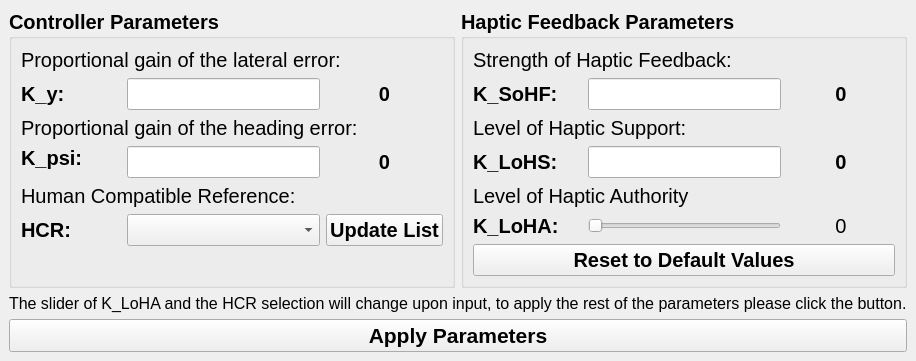
Qt form modules/feedbackcontroller/action/FDCA.ui (tud-hri/joan) before a commit.
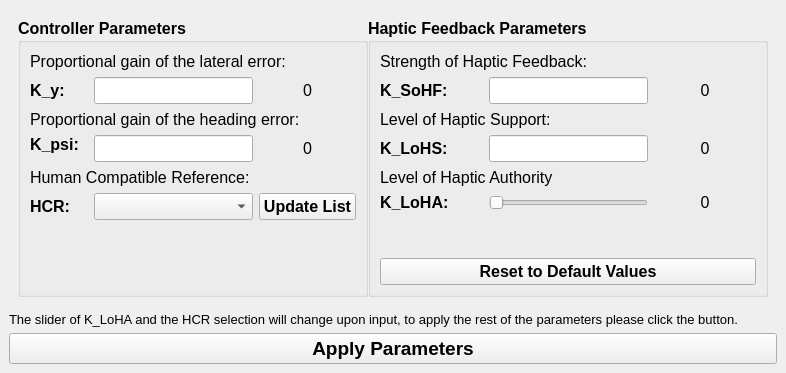
The same form after that commit.

Commit message: added UI for keyboard and overall layout

What changed in the file:
```diff
--- a/modules/feedbackcontroller/action/FDCA.ui
+++ b/modules/feedbackcontroller/action/FDCA.ui
@@ -6,8 +6,8 @@
    <rect>
     <x>0</x>
     <y>0</y>
-    <width>857</width>
-    <height>350</height>
+    <width>770</width>
+    <height>318</height>
    </rect>
   </property>
   <property name="windowTitle">
@@ -15,13 +15,95 @@
   </property>
   <widget class="QWidget" name="centralwidget">
    <layout class="QGridLayout" name="gridLayout_2">
+    <item row="2" column="0">
+     <widget class="QLabel" name="label_2">
+      <property name="sizePolicy">
+       <sizepolicy hsizetype="Minimum" vsizetype="Preferred">
+        <horstretch>0</horstretch>
+        <verstretch>0</verstretch>
+       </sizepolicy>
+      </property>
+      <property name="font">
+       <font>
+        <pointsize>10</pointsize>
+       </font>
+      </property>
+      <property name="text">
+       <string>The slider of K_LoHA and the HCR selection will change upon input, to apply the rest of the parameters please click the button.</string>
+      </property>
+     </widget>
+    </item>
+    <item row="3" column="0">
+     <widget class="QPushButton" name="btnApply">
+      <property name="sizePolicy">
+       <sizepolicy hsizetype="Preferred" vsizetype="Fixed">
+        <horstretch>0</horstretch>
+        <verstretch>0</verstretch>
+       </sizepolicy>
+      </property>
+      <property name="font">
+       <font>
+        <pointsize>14</pointsize>
+        <weight>75</weight>
+        <bold>true</bold>
+       </font>
+      </property>
+      <property name="styleSheet">
+       <string notr="true">QPushButton:pressed{ background-color: rgba(65, 155, 77, 204);}
+</string>
+      </property>
+      <property name="text">
+       <string>Apply Parameters</string>
+      </property>
+      <property name="autoDefault">
+       <bool>false</bool>
+      </property>
+      <property name="default">
+       <bool>false</bool>
+      </property>
+      <property name="flat">
+       <bool>false</bool>
+      </property>
+     </widget>
+    </item>
     <item row="1" column="0">
+     <widget class="QFrame" name="">
+      <property name="sizePolicy">
+       <sizepolicy hsizetype="Maximum" vsizetype="Preferred">
+        <horstretch>0</horstretch>
+        <verstretch>0</verstretch>
+       </sizepolicy>
+      </property>
      <layout class="QGridLayout" name="gridLayout">
+       <property name="sizeConstraint">
+        <enum>QLayout::SetFixedSize</enum>
+       </property>
+       <property name="spacing">
+        <number>0</number>
+       </property>
       <item row="0" column="2">
        <widget class="QGroupBox" name="groupHapticparam">
+         <property name="sizePolicy">
+          <sizepolicy hsizetype="Minimum" vsizetype="Preferred">
+           <horstretch>0</horstretch>
+           <verstretch>0</verstretch>
+          </sizepolicy>
+         </property>
+         <property name="minimumSize">
+          <size>
+           <width>400</width>
+           <height>0</height>
+          </size>
+         </property>
+         <property name="maximumSize">
+          <size>
+           <width>400</width>
+           <height>16777215</height>
+          </size>
+         </property>
         <property name="font">
          <font>
-          <pointsize>15</pointsize>
+           <pointsize>12</pointsize>
           <weight>75</weight>
           <bold>true</bold>
          </font>
@@ -36,7 +118,7 @@
             <widget class="QLabel" name="lblKsohftitle">
              <property name="font">
               <font>
-               <pointsize>15</pointsize>
+                <pointsize>12</pointsize>
                <weight>50</weight>
                <bold>false</bold>
               </font>
@@ -59,7 +141,7 @@
              </property>
              <property name="font">
               <font>
-               <pointsize>15</pointsize>
+                <pointsize>12</pointsize>
               </font>
              </property>
             </widget>
@@ -84,7 +166,7 @@
             <widget class="QLabel" name="lblKlohs">
              <property name="font">
               <font>
-               <pointsize>15</pointsize>
+                <pointsize>12</pointsize>
                <weight>75</weight>
                <bold>true</bold>
               </font>
@@ -98,7 +180,7 @@
             <widget class="QLabel" name="lblKsohf">
              <property name="font">
               <font>
-               <pointsize>15</pointsize>
+                <pointsize>12</pointsize>
                <weight>75</weight>
                <bold>true</bold>
               </font>
@@ -112,7 +194,7 @@
             <widget class="QLabel" name="lblKloha">
              <property name="font">
               <font>
-               <pointsize>15</pointsize>
+                <pointsize>12</pointsize>
                <weight>75</weight>
                <bold>true</bold>
               </font>
@@ -126,7 +208,7 @@
             <widget class="QLabel" name="lblKlohavalue">
              <property name="font">
               <font>
-               <pointsize>15</pointsize>
+                <pointsize>12</pointsize>
                <weight>50</weight>
                <bold>false</bold>
               </font>
@@ -149,7 +231,7 @@
              </property>
              <property name="font">
               <font>
-               <pointsize>15</pointsize>
+                <pointsize>12</pointsize>
               </font>
              </property>
             </widget>
@@ -158,7 +240,7 @@
             <widget class="QLabel" name="lblKlohatitle">
              <property name="font">
               <font>
-               <pointsize>15</pointsize>
+                <pointsize>12</pointsize>
                <weight>50</weight>
                <bold>false</bold>
               </font>
@@ -172,7 +254,7 @@
             <widget class="QLabel" name="lblKlohstitle">
              <property name="font">
               <font>
-               <pointsize>15</pointsize>
+                <pointsize>12</pointsize>
                <weight>50</weight>
                <bold>false</bold>
               </font>
@@ -186,7 +268,9 @@
             <widget class="QLabel" name="lblKsohfvalue">
              <property name="font">
               <font>
-               <pointsize>15</pointsize>
+                <pointsize>12</pointsize>
+                <weight>50</weight>
+                <bold>false</bold>
               </font>
              </property>
              <property name="text">
@@ -201,7 +285,9 @@
             <widget class="QLabel" name="lblKlohsvalue">
              <property name="font">
               <font>
-               <pointsize>15</pointsize>
+                <pointsize>12</pointsize>
+                <weight>50</weight>
+                <bold>false</bold>
               </font>
              </property>
              <property name="text">
@@ -229,6 +315,11 @@
          </item>
          <item row="2" column="0">
           <widget class="QPushButton" name="btnReset">
+            <property name="font">
+             <font>
+              <pointsize>12</pointsize>
+             </font>
+            </property>
            <property name="text">
             <string>Reset to Default Values</string>
            </property>
@@ -239,9 +330,27 @@
       </item>
       <item row="0" column="0">
        <widget class="QGroupBox" name="groupControlparam">
+         <property name="sizePolicy">
+          <sizepolicy hsizetype="Minimum" vsizetype="Preferred">
+           <horstretch>0</horstretch>
+           <verstretch>0</verstretch>
+          </sizepolicy>
+         </property>
+         <property name="minimumSize">
+          <size>
+           <width>350</width>
+           <height>0</height>
+          </size>
+         </property>
+         <property name="maximumSize">
+          <size>
+           <width>301</width>
+           <height>16777215</height>
+          </size>
+         </property>
         <property name="font">
          <font>
-          <pointsize>15</pointsize>
+           <pointsize>12</pointsize>
           <weight>75</weight>
           <bold>true</bold>
          </font>
@@ -262,7 +371,7 @@
              </property>
              <property name="font">
               <font>
-               <pointsize>15</pointsize>
+                <pointsize>12</pointsize>
               </font>
              </property>
             </widget>
@@ -271,7 +380,7 @@
             <widget class="QLabel" name="lblHcr">
              <property name="font">
               <font>
-               <pointsize>15</pointsize>
+                <pointsize>12</pointsize>
                <weight>75</weight>
                <bold>true</bold>
               </font>
@@ -291,7 +400,7 @@
              </property>
              <property name="font">
               <font>
-               <pointsize>15</pointsize>
+                <pointsize>12</pointsize>
               </font>
              </property>
              <property name="alignment">
@@ -303,7 +412,7 @@
             <widget class="QLabel" name="lblKy">
              <property name="font">
               <font>
-               <pointsize>15</pointsize>
+                <pointsize>12</pointsize>
                <weight>75</weight>
                <bold>true</bold>
               </font>
@@ -330,7 +439,7 @@
             <widget class="QLabel" name="lblKpsi">
              <property name="font">
               <font>
-               <pointsize>15</pointsize>
+                <pointsize>12</pointsize>
                <weight>75</weight>
                <bold>true</bold>
               </font>
@@ -361,6 +470,11 @@
            </item>
            <item row="6" column="2">
             <widget class="QPushButton" name="btnUpdate">
+              <property name="font">
+               <font>
+                <pointsize>12</pointsize>
+               </font>
+              </property>
              <property name="text">
               <string>Update List</string>
              </property>
@@ -370,7 +484,7 @@
             <widget class="QLabel" name="lblHcrtitle">
              <property name="font">
               <font>
-               <pointsize>15</pointsize>
+                <pointsize>12</pointsize>
                <weight>50</weight>
                <bold>false</bold>
               </font>
@@ -384,7 +498,7 @@
             <widget class="QLabel" name="lblKpsititle">
              <property name="font">
               <font>
-               <pointsize>15</pointsize>
+                <pointsize>12</pointsize>
                <weight>50</weight>
                <bold>false</bold>
               </font>
@@ -398,7 +512,7 @@
             <widget class="QLabel" name="lblKytitle">
              <property name="font">
               <font>
-               <pointsize>15</pointsize>
+                <pointsize>12</pointsize>
                <weight>50</weight>
                <bold>false</bold>
               </font>
@@ -415,7 +529,9 @@
             <widget class="QLabel" name="lblKyvalue">
              <property name="font">
               <font>
-               <pointsize>15</pointsize>
+                <pointsize>12</pointsize>
+                <weight>50</weight>
+                <bold>false</bold>
               </font>
              </property>
              <property name="text">
@@ -430,7 +546,9 @@
             <widget class="QLabel" name="lblKpsivalue">
              <property name="font">
               <font>
-               <pointsize>15</pointsize>
+                <pointsize>12</pointsize>
+                <weight>50</weight>
+                <bold>false</bold>
               </font>
              </property>
              <property name="text">
@@ -447,44 +565,6 @@
        </widget>
       </item>
      </layout>
-    </item>
-    <item row="3" column="0">
-     <widget class="QPushButton" name="btnApply">
-      <property name="font">
-       <font>
-        <pointsize>16</pointsize>
-        <weight>75</weight>
-        <bold>true</bold>
-       </font>
-      </property>
-      <property name="styleSheet">
-       <string notr="true">QPushButton:pressed{ background-color: rgba(65, 155, 77, 204);}
-</string>
-      </property>
-      <property name="text">
-       <string>Apply Parameters</string>
-      </property>
-      <property name="autoDefault">
-       <bool>false</bool>
-      </property>
-      <property name="default">
-       <bool>false</bool>
-      </property>
-      <property name="flat">
-       <bool>false</bool>
-      </property>
-     </widget>
-    </item>
-    <item row="2" column="0">
-     <widget class="QLabel" name="label_2">
-      <property name="font">
-       <font>
-        <pointsize>12</pointsize>
-       </font>
-      </property>
-      <property name="text">
-       <string>The slider of K_LoHA and the HCR selection will change upon input, to apply the rest of the parameters please click the button.</string>
-      </property>
      </widget>
     </item>
    </layout>
```
Lines whose indentation alone changed are shown as unchanged. The commit also changes 4 other files.
